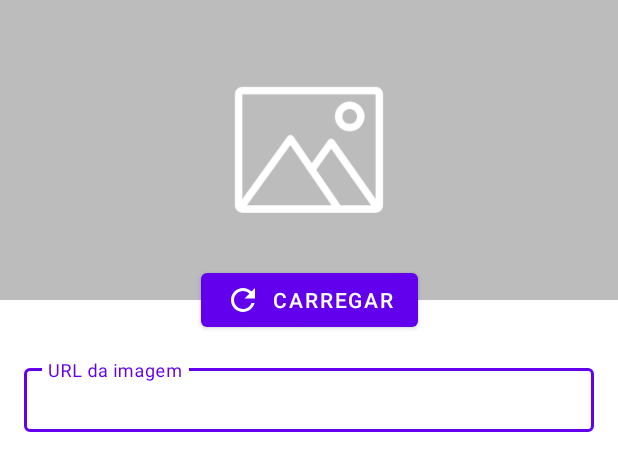
After one commit to PedroSomensi/android-orgs, an Android app built with Jetpack Compose: the layout form_image.xml on its own in the app's theme, with its tools: preview values and no code run, on a phone screen of 412 x 824 dp. The commit adds this screen. Shown: the top 471 px of the screen. Run offline under Robolectric (Android 15) with nearby library versions, the phone set to English and light mode, and no system bars.

Commit message:
created form_image to show by alert to input an url of image

```diff
--- a/app/src/main/java/com/somensi/orgs/ui/activity/FormProductActivity.kt
+++ b/app/src/main/java/com/somensi/orgs/ui/activity/FormProductActivity.kt
@@ -47,7 +47,7 @@ class FormProductActivity : AppCompatActivity(R.layout.activity_form_product) {
         val price = if (value.isBlank()) {
             BigDecimal.ZERO
         } else {
-            BigDecimal(value!!)
+            BigDecimal(value)
         }
 
         return Product(
--- /dev/null
+++ b/app/src/main/res/drawable/ic_action_refresh.xml
@@ -0,0 +1,5 @@
+<vector android:height="24dp" android:tint="#000000"
+    android:viewportHeight="24" android:viewportWidth="24"
+    android:width="24dp" xmlns:android="http://schemas.android.com/apk/res/android">
+    <path android:fillColor="@android:color/white" android:pathData="M17.65,6.35C16.2,4.9 14.21,4 12,4c-4.42,0 -7.99,3.58 -7.99,8s3.57,8 7.99,8c3.73,0 6.84,-2.55 7.73,-6h-2.08c-0.82,2.33 -3.04,4 -5.65,4 -3.31,0 -6,-2.69 -6,-6s2.69,-6 6,-6c1.66,0 3.14,0.69 4.22,1.78L13,11h7V4l-2.35,2.35z"/>
+</vector>
--- a/app/src/main/res/layout/activity_products_list.xml
+++ b/app/src/main/res/layout/activity_products_list.xml
@@ -25,7 +25,7 @@
         android:focusable="true"
         app:layout_constraintBottom_toBottomOf="parent"
         app:layout_constraintEnd_toEndOf="parent"
-        app:srcCompat="@drawable/baseline_add_24"
+        app:srcCompat="@drawable/ic_action_add"
         android:layout_margin="16dp"/>
 
 
--- /dev/null
+++ b/app/src/main/res/layout/form_image.xml
@@ -0,0 +1,59 @@
+<?xml version="1.0" encoding="utf-8"?>
+<ScrollView xmlns:android="http://schemas.android.com/apk/res/android"
+    xmlns:app="http://schemas.android.com/apk/res-auto"
+    xmlns:tools="http://schemas.android.com/tools"
+    android:layout_width="match_parent"
+    android:layout_height="wrap_content"
+    android:fillViewport="true">
+
+    <androidx.constraintlayout.widget.ConstraintLayout
+        android:layout_width="match_parent"
+        android:layout_height="wrap_content">
+
+        <ImageView
+            android:id="@+id/form_image_imageview"
+            android:layout_width="0dp"
+            android:layout_height="200dp"
+            app:layout_constraintStart_toStartOf="parent"
+            app:layout_constraintTop_toTopOf="parent"
+            app:layout_constraintEnd_toEndOf="parent"
+            app:srcCompat="@drawable/imagem_padrao"
+            android:scaleType="centerCrop"
+            />
+
+        <Button
+            android:id="@+id/form_image_button_carregar"
+            android:layout_width="wrap_content"
+            android:layout_height="wrap_content"
+            android:text="Carregar"
+            app:icon="@drawable/ic_action_refresh"
+            app:layout_constraintEnd_toEndOf="parent"
+            app:layout_constraintStart_toStartOf="parent"
+            app:layout_constraintTop_toBottomOf="@id/form_image_imageview"
+            app:layout_constraintBottom_toBottomOf="@id/form_image_imageview"
+            />
+
+        <com.google.android.material.textfield.TextInputLayout
+            android:id="@+id/form_image_textinputlayout_url_image"
+            android:layout_width="match_parent"
+            android:layout_height="48dp"
+            android:layout_margin="16dp"
+            app:layout_constraintStart_toStartOf="parent"
+            app:layout_constraintEnd_toEndOf="parent"
+            app:layout_constraintTop_toBottomOf="@id/form_image_button_carregar"
+            app:layout_constraintBottom_toBottomOf="parent"
+            style="@style/Widget.MaterialComponents.TextInputLayout.OutlinedBox">
+
+            <com.google.android.material.textfield.TextInputEditText
+                android:id="@+id/form_image_url"
+                android:layout_width="match_parent"
+                android:layout_height="wrap_content"
+                android:hint="URL da imagem" />
+
+        </com.google.android.material.textfield.TextInputLayout>
+
+
+    </androidx.constraintlayout.widget.ConstraintLayout>
+
+
+</ScrollView>
```
Also changed, not shown: app/src/main/java/com/somensi/orgs/ui/activity/ProductListActivity.kt (+14 -1 lines), app/src/main/res/layout/activity_form_image.xml (added, +22 -0 lines), app/src/main/res/drawable-hdpi/imagem_padrao.png (added), app/src/main/res/drawable-ldpi/imagem_padrao.png (added), app/src/main/res/drawable-mdpi/imagem_padrao.png (added), app/src/main/res/drawable-xhdpi/imagem_padrao.png (added), app/src/main/res/drawable-xxhdpi/imagem_padrao.png (added), app/src/main/res/drawable-xxxhdpi/imagem_padrao.png (added), app/src/main/res/drawable/ic_action_add.xml (renamed from app/src/main/res/drawable/baseline_add_24.xml).
